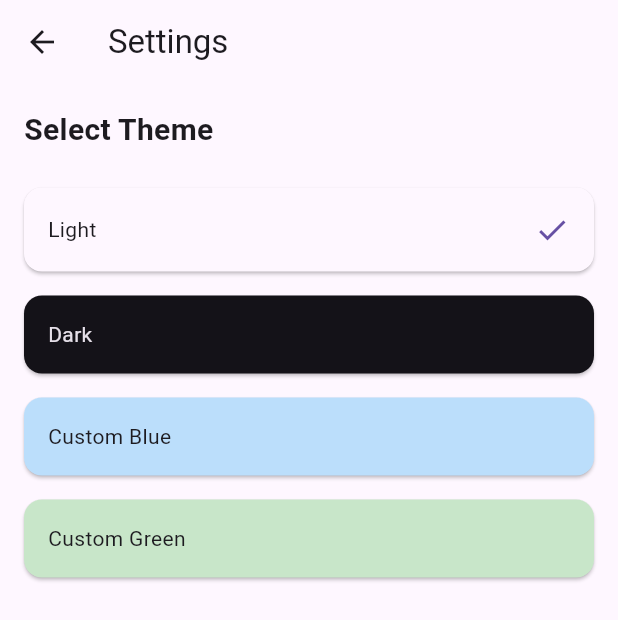
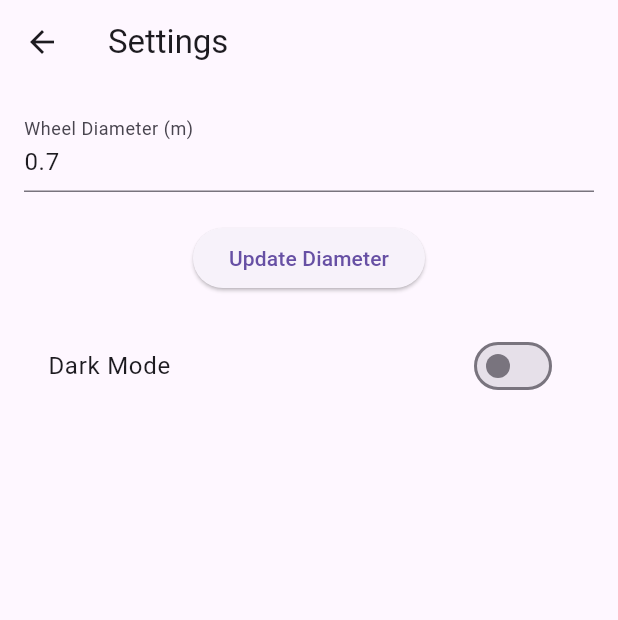
Before and after one commit to DarkShadow34/sensor_app_schule, a Flutter app: the SettingsScreen screen opened by its route, on a phone screen of 412 x 824 dp. Shown: the top 620 px of the screen. Run offline on Flutter 3.47's test engine with Material 3 defaults, Android fonts, the phone set to English and light mode, and no system bars; our stand-ins replace permission_handler, rxdart, shared_preferences, sqflite; missing offline and left inert: bluetooth_classic; accounts and stored records are empty.

Commit message:
bluetooth korrekturen am machen

```diff
--- a/lib/main.dart
+++ b/lib/main.dart
@@ -1,27 +1,43 @@
 import 'package:flutter/material.dart';
+import 'package:sensor_app/services/bluetooth_service.dart';
+import 'package:sensor_app/services/theme_service.dart';
 import 'theme_notifier.dart';
 import 'screens/home_screen.dart';
 import 'screens/history_screen.dart';
 import 'screens/settings_screen.dart';
 
-void main() {
-  runApp(const SensorApp());
+void main() async {
+  WidgetsFlutterBinding.ensureInitialized();
+  final themeService = ThemeService();
+  final initialTheme = await themeService.loadTheme();
+  runApp(SensorApp(initialTheme: initialTheme));
 }
 
 class SensorApp extends StatefulWidget {
-  const SensorApp({super.key});
+  final ThemeData initialTheme;
+
+  const SensorApp({super.key, required this.initialTheme});
 
   @override
   _SensorAppState createState() => _SensorAppState();
 }
 
 class _SensorAppState extends State<SensorApp> {
-  ThemeData _currentTheme = ThemeData.light();
+  late ThemeData _currentTheme;
+  final CustomBluetoothService _bluetoothService = CustomBluetoothService(wheelDiameter: 0.7);
+  final ThemeService _themeService = ThemeService();
+
+  @override
+  void initState() {
+    super.initState();
+    _currentTheme = widget.initialTheme;
+  }
 
   void updateTheme(ThemeData theme) {
     setState(() {
       _currentTheme = theme;
     });
+    _themeService.saveTheme(theme == ThemeData.dark());
   }
 
   @override
@@ -34,9 +50,9 @@ class _SensorAppState extends State<SensorApp> {
         theme: _currentTheme,
         initialRoute: '/',
         routes: {
-          '/': (context) => const HomeScreen(),
-          '/history': (context) => const HistoryScreen(),
-          '/settings': (context) => const SettingsScreen(),
+          '/': (context) => HomeScreen(bluetoothService: _bluetoothService),
+          '/history': (context) => HistoryScreen(),
+          '/settings': (context) => SettingsScreen(bluetoothService: _bluetoothService),
         },
       ),
     );
--- a/lib/screens/settings_screen.dart
+++ b/lib/screens/settings_screen.dart
@@ -1,43 +1,73 @@
 import 'package:flutter/material.dart';
+import '../services/bluetooth_service.dart';
+import '../services/theme_service.dart';
+import '../services/settings_service.dart';
 import '../theme_notifier.dart';
 
 class SettingsScreen extends StatefulWidget {
-  const SettingsScreen({super.key});
+  const SettingsScreen({super.key, required this.bluetoothService});
+
+  final CustomBluetoothService bluetoothService;
 
   @override
   _SettingsScreenState createState() => _SettingsScreenState();
 }
 
 class _SettingsScreenState extends State<SettingsScreen> {
-  final Map<String, ThemeData> themes = {
-    'Light': ThemeData.light(),
-    'Dark': ThemeData.dark(),
-    'Custom Blue': ThemeData(
-      primarySwatch: Colors.blue,
-      scaffoldBackgroundColor: Colors.blue.shade50,
-      cardColor: Colors.blue.shade100,
-    ),
-    'Custom Green': ThemeData(
-      primarySwatch: Colors.green,
-      scaffoldBackgroundColor: Colors.green.shade50,
-      cardColor: Colors.green.shade100,
-    ),
-  };
+  final TextEditingController _diameterController = TextEditingController();
+  final SettingsService _settingsService = SettingsService();
+  final ThemeService _themeService = ThemeService();
+  bool _isDarkMode = false;
 
-  String selectedTheme = 'Light';
+  @override
+  void initState() {
+    super.initState();
+    _loadSettings();
+  }
 
-  void updateTheme(String themeName, BuildContext context) {
-    final theme = themes[themeName]!;
+  Future<void> _loadSettings() async {
+    final diameter = await _settingsService.loadWheelDiameter();
+    final theme = await _themeService.loadTheme();
+    setState(() {
+      _diameterController.text = diameter.toString();
+      widget.bluetoothService.wheelDiameter = diameter;
+      _isDarkMode = theme == ThemeData.dark();
+    });
+  }
+
+  bool _validateDiameter(String value) {
+    final double? diameter = double.tryParse(value);
+    if (diameter == null || diameter <= 0) {
+      return false;
+    }
+    return true;
+  }
+
+  Future<void> _updateWheelDiameter() async {
+    if (_validateDiameter(_diameterController.text)) {
+      final double diameter = double.parse(_diameterController.text);
+      setState(() {
+        widget.bluetoothService.wheelDiameter = diameter;
+      });
+      await _settingsService.saveWheelDiameter(diameter);
+    } else {
+      ScaffoldMessenger.of(context).showSnackBar(
+        SnackBar(content: Text('Please enter a valid wheel diameter.')),
+      );
+    }
+  }
+
+  void _toggleTheme(bool value) {
+    setState(() {
+      _isDarkMode = value;
+    });
+    final theme = _isDarkMode ? ThemeData.dark() : ThemeData.light();
     ThemeNotifier.of(context).updateTheme(theme);
-    setState(() {
-      selectedTheme = themeName;
-    });
+    _themeService.saveTheme(_isDarkMode);
   }
 
   @override
   Widget build(BuildContext context) {
-    return Builder(
-      builder: (BuildContext parentContext) {
     return Scaffold(
       appBar: AppBar(
         title: const Text('Settings'),
@@ -45,55 +75,28 @@ class _SettingsScreenState extends State<SettingsScreen> {
       body: Padding(
         padding: const EdgeInsets.all(16.0),
         child: Column(
-              crossAxisAlignment: CrossAxisAlignment.start,
           children: [
-                const Text(
-                  'Select Theme',
-                  style: TextStyle(fontSize: 20, fontWeight: FontWeight.bold),
+            TextField(
+              controller: _diameterController,
+              decoration: const InputDecoration(
+                labelText: 'Wheel Diameter (m)',
               ),
-                const SizedBox(height: 16),
-                Expanded(
-                  child: ListView.builder(
-                    itemCount: themes.keys.length,
-                    itemBuilder: (context, index) {
-                      final themeName = themes.keys.elementAt(index);
-                      final themeData = themes[themeName]!;
-
-                      return Builder(
-                        builder: (BuildContext itemContext) {
-                          return GestureDetector(
-                            onTap: () => updateTheme(themeName, parentContext),
-                            child: Card(
-                              color: themeData.cardColor,
-                              margin: const EdgeInsets.symmetric(vertical: 8),
-                              child: Padding(
-                                padding: const EdgeInsets.all(16.0),
-                                child: Row(
-                                  children: [
-                                    Expanded(
-                                      child: Text(
-                                        themeName,
-                                        style: themeData.textTheme.bodyLarge,
+              keyboardType: TextInputType.number,
             ),
+            const SizedBox(height: 20),
+            ElevatedButton(
+              onPressed: _updateWheelDiameter,
+              child: const Text('Update Diameter'),
             ),
-                                    if (selectedTheme == themeName)
-                                      Icon(Icons.check,
-                                          color: themeData.primaryColor),
-                                  ],
-                                ),
-                              ),
-                            ),
-                          );
-                        },
-                      );
-                    },
-                  ),
+            const SizedBox(height: 20),
+            SwitchListTile(
+              title: const Text('Dark Mode'),
+              value: _isDarkMode,
+              onChanged: _toggleTheme,
             ),
           ],
         ),
       ),
     );
-      },
-    );
   }
 }
--- /dev/null
+++ b/lib/services/settings_service.dart
@@ -0,0 +1,15 @@
+import 'package:shared_preferences/shared_preferences.dart';
+
+class SettingsService {
+  static const String _wheelDiameterKey = 'wheel_diameter';
+
+  Future<void> saveWheelDiameter(double diameter) async {
+    final prefs = await SharedPreferences.getInstance();
+    await prefs.setDouble(_wheelDiameterKey, diameter);
+  }
+
+  Future<double> loadWheelDiameter() async {
+    final prefs = await SharedPreferences.getInstance();
+    return prefs.getDouble(_wheelDiameterKey) ?? 0.7; // Default value
+  }
+}
```
Also changed, not shown: lib/models/sensor_data.dart (deleted, +0 -28 lines), lib/screens/bluetooth_device_screen.dart (added, +144 -0 lines), lib/screens/history_screen.dart (+25 -54 lines), lib/screens/home_screen.dart (+83 -17 lines), lib/services/bluetooth_service.dart (+104 -70 lines), lib/services/database_service.dart (+5 -2 lines), lib/services/theme_service.dart (added, +17 -0 lines), pubspec.yaml (+7 -1 lines), pubspec.lock, 6 other files. Lines whose indentation alone changed are shown as unchanged.
